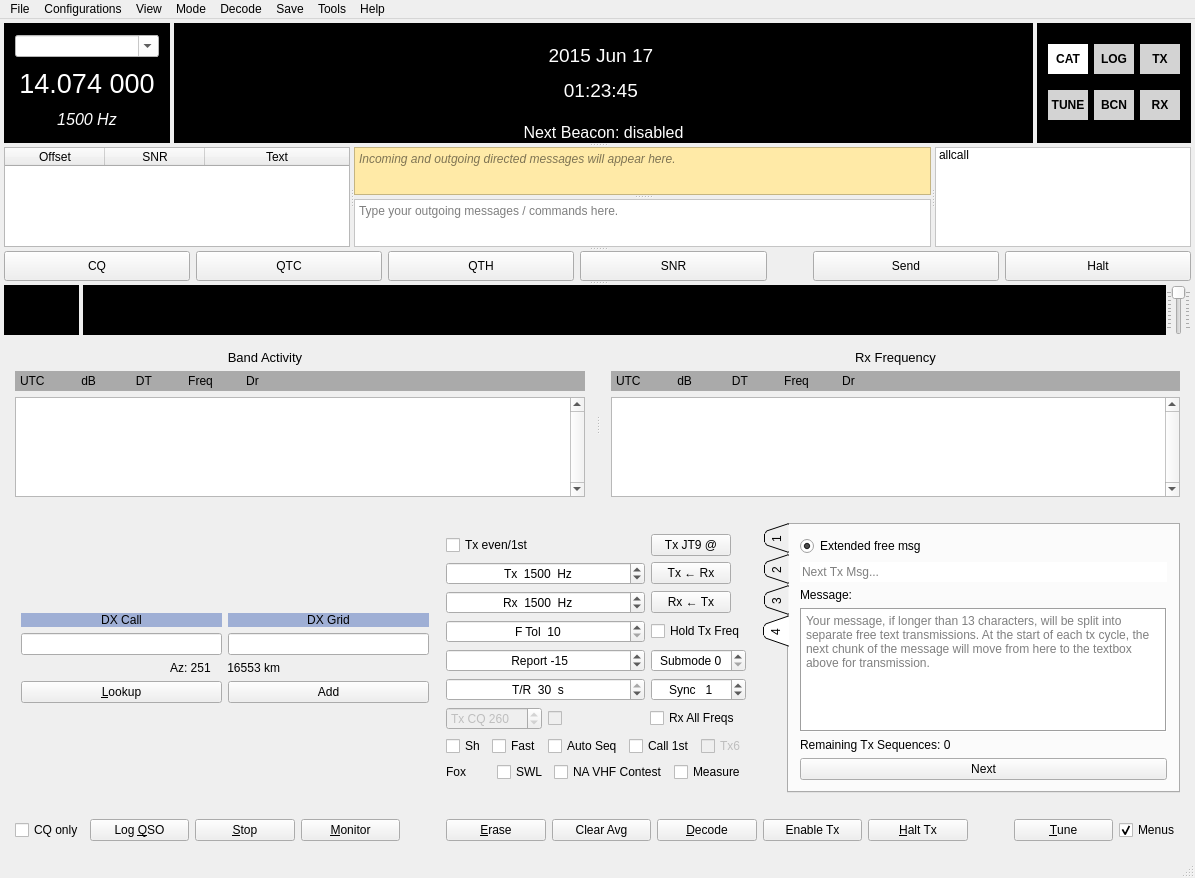
The window that mainwindow.ui (qcmiao1998/js8call) describes before a commit, drawn with Qt 5.
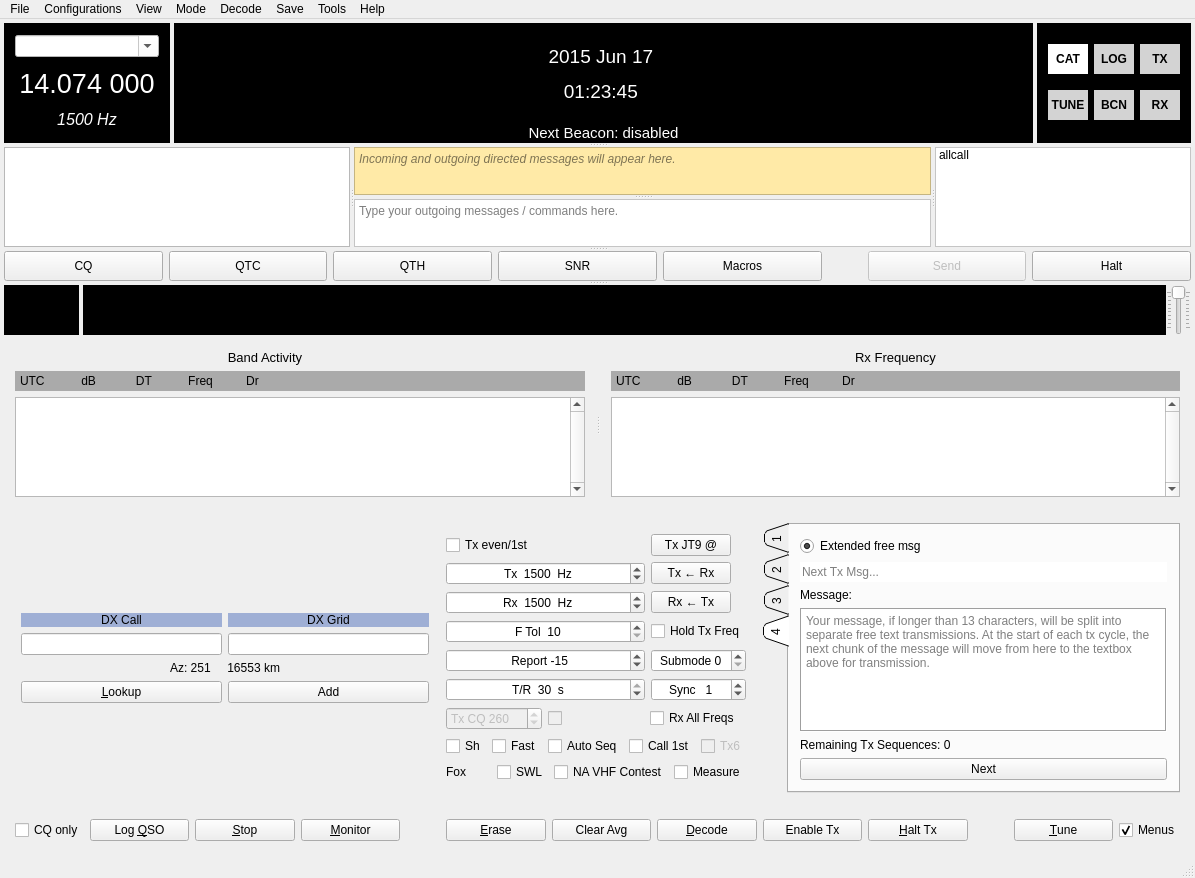
The same window after the commit. The open tabs and pages were chosen to show the change. Custom widgets are drawn as their Qt base class.

Commit message: Reorganized message transmission semantics

Diff of the .ui file:
```diff
--- a/mainwindow.ui
+++ b/mainwindow.ui
@@ -266,6 +266,7 @@
                  <string notr="true">QLabel {
 font-family: MS Shell Dlg 2;
 font-size: 14pt;
+line-height:12pt;
 color : white;
 }</string>
                 </property>
@@ -297,7 +298,7 @@
                 <property name="styleSheet">
                  <string notr="true">QLabel {
 font-family: MS Shell Dlg 2;
-font-size: 12pt;
+font-size: 11pt;
 color : white;
 }</string>
                 </property>
@@ -737,10 +738,19 @@
          <enum>Qt::DotLine</enum>
         </property>
         <property name="sortingEnabled">
-         <bool>true</bool>
+         <bool>false</bool>
         </property>
         <attribute name="horizontalHeaderVisible">
-         <bool>true</bool>
+         <bool>false</bool>
+        </attribute>
+        <attribute name="horizontalHeaderCascadingSectionResizes">
+         <bool>false</bool>
+        </attribute>
+        <attribute name="horizontalHeaderDefaultSectionSize">
+         <number>30</number>
+        </attribute>
+        <attribute name="horizontalHeaderMinimumSectionSize">
+         <number>20</number>
         </attribute>
         <attribute name="horizontalHeaderStretchLastSection">
          <bool>true</bool>
@@ -888,8 +898,8 @@
           </property>
          </widget>
         </item>
-        <item row="1" column="6">
-         <widget class="QPushButton" name="stopTxButton">
+        <item row="1" column="3">
+         <widget class="QPushButton" name="snrMacroButton">
           <property name="minimumSize">
            <size>
             <width>0</width>
@@ -897,7 +907,7 @@
            </size>
           </property>
           <property name="text">
-           <string>Halt</string>
+           <string>SNR</string>
           </property>
          </widget>
         </item>
@@ -918,32 +928,6 @@
          </widget>
         </item>
         <item row="1" column="5">
-         <widget class="QPushButton" name="startTxButton">
-          <property name="minimumSize">
-           <size>
-            <width>0</width>
-            <height>30</height>
-           </size>
-          </property>
-          <property name="text">
-           <string>Send</string>
-          </property>
-         </widget>
-        </item>
-        <item row="1" column="2">
-         <widget class="QPushButton" name="qthMacroButton">
-          <property name="minimumSize">
-           <size>
-            <width>0</width>
-            <height>30</height>
-           </size>
-          </property>
-          <property name="text">
-           <string>QTH</string>
-          </property>
-         </widget>
-        </item>
-        <item row="1" column="4">
          <spacer name="horizontalSpacer_5">
           <property name="orientation">
            <enum>Qt::Horizontal</enum>
@@ -959,16 +943,66 @@
           </property>
          </spacer>
         </item>
-        <item row="1" column="3">
-         <widget class="QPushButton" name="snrMacroButton">
+        <item row="1" column="6">
+         <widget class="QPushButton" name="startTxButton">
+          <property name="enabled">
+           <bool>false</bool>
+          </property>
           <property name="minimumSize">
            <size>
             <width>0</width>
             <height>30</height>
            </size>
           </property>
+          <property name="styleSheet">
+           <string notr="true">QPushButton:checked {
+background-color: #00ff00;
+}</string>
+          </property>
           <property name="text">
-           <string>SNR</string>
+           <string>Send</string>
+          </property>
+          <property name="checkable">
+           <bool>true</bool>
+          </property>
+         </widget>
+        </item>
+        <item row="1" column="7">
+         <widget class="QPushButton" name="stopTxButton">
+          <property name="minimumSize">
+           <size>
+            <width>0</width>
+            <height>30</height>
+           </size>
+          </property>
+          <property name="text">
+           <string>Halt</string>
+          </property>
+         </widget>
+        </item>
+        <item row="1" column="2">
+         <widget class="QPushButton" name="qthMacroButton">
+          <property name="minimumSize">
+           <size>
+            <width>0</width>
+            <height>30</height>
+           </size>
+          </property>
+          <property name="text">
+           <string>QTH</string>
+          </property>
+         </widget>
+        </item>
+        <item row="1" column="4">
+         <widget class="QPushButton" name="macrosMacroButton">
+          <property name="minimumSize">
+           <size>
+            <width>0</width>
+            <height>30</height>
+           </size>
+          </property>
+          <property name="text">
+           <string>Macros</string>
           </property>
          </widget>
         </item>
```
Left out of the diff: 15 changed lines with no effect on the pictures. The commit also changes 2 other files.
